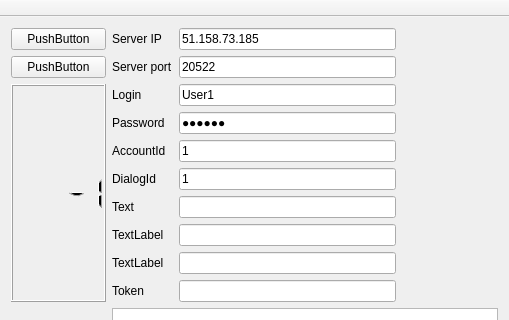
This is MyMessengerQtClientGui/MainWindow.ui in prekel/MyMessengerQtClient as Qt 5 draws it before an edit; both pictures show x 0 to 509 and y 0 to 320 of the 509 by 603 pixel window. The edited form follows.
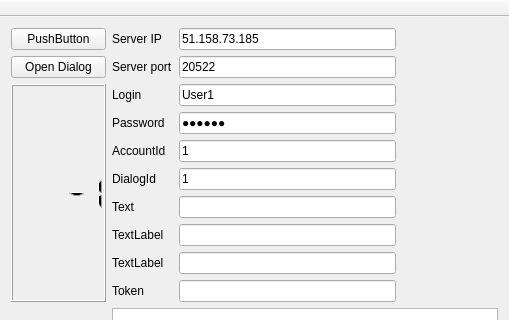
This is the edited form.

Patch:
```diff
--- a/MyMessengerQtClientGui/MainWindow.ui
+++ b/MyMessengerQtClientGui/MainWindow.ui
@@ -200,7 +200,7 @@
       <item>
        <widget class="QPushButton" name="pushButton">
         <property name="text">
-         <string>PushButton</string>
+         <string>Open Dialog</string>
         </property>
        </widget>
       </item>
```
Left out of the diff: 2 changed lines with no effect on the pictures.
